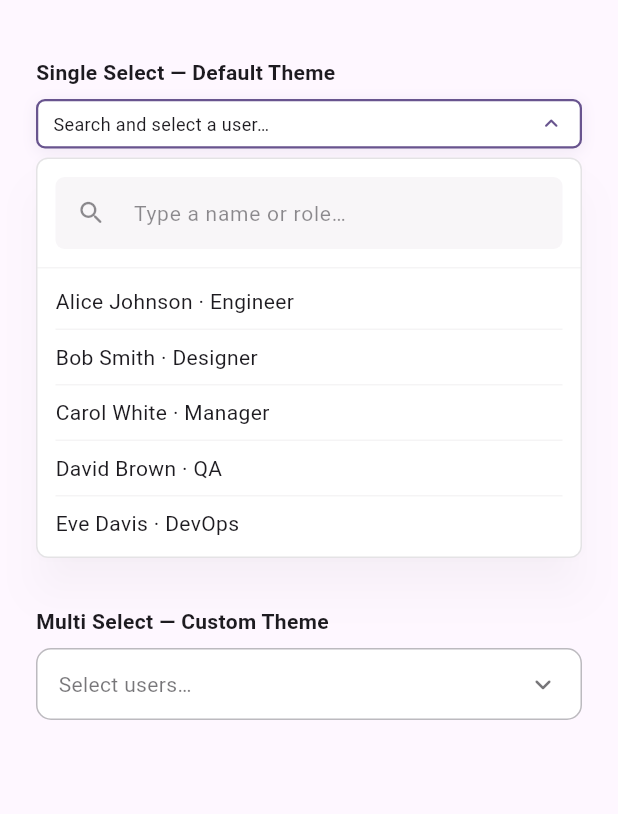
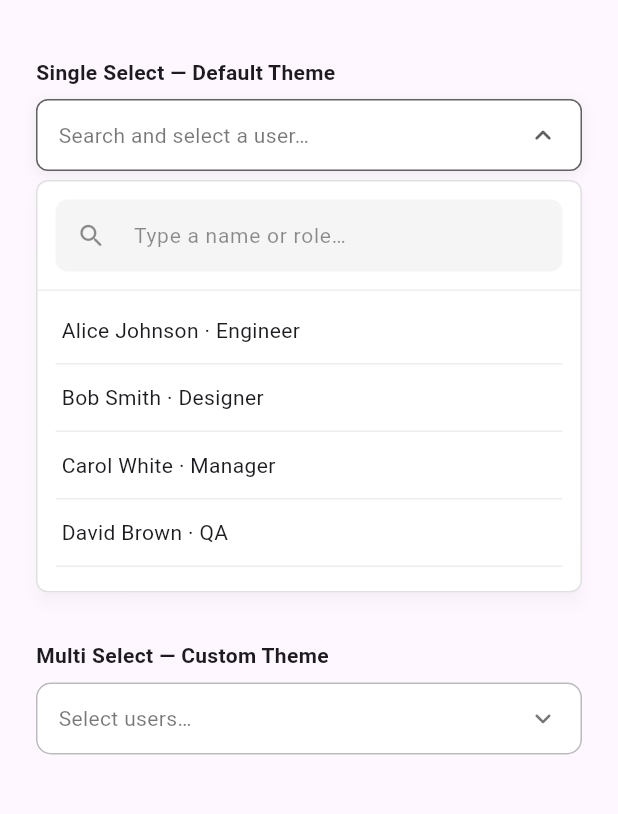
Before and after one commit to LidhinCS/dropdown_plus, a Flutter app: the screen it shows after launch, after a tap on "Search and select a user…", on a phone screen of 412 x 824 dp, the part 63-877 px from its top. Run offline on Flutter 3.47's test engine with Material 3 defaults, Android fonts, the light colour scheme and no system bars; our stand-ins replace flutter_bloc.

Commit message:
Fix(analyzer) (#1)
Co-authored-by: Lidhin C Sukumaran

````diff
--- a/example/analysis_options.yaml
+++ b/example/analysis_options.yaml
@@ -5,9 +5,9 @@
 # IDEs (https://dart.dev/tools#ides-and-editors). The analyzer can also be
 # invoked from the command line by running `flutter analyze`.
 
-# The following line activates a set of recommended lints for Flutter apps,
-# packages, and plugins designed to encourage good coding practices.
-include: package:flutter_lints/flutter.yaml
+# Note: we intentionally avoid `include: package:flutter_lints/flutter.yaml`
+# here because this example app has its own `pubspec.yaml` and may not have
+# `flutter_lints` available during analysis checks.
 
 linter:
   # The lint rules applied to this project can be customized in the
--- a/example/lib/main.dart
+++ b/example/lib/main.dart
@@ -129,7 +129,7 @@ class _ExamplePageState extends State<ExamplePage> {
               noResultsText: 'No users found',
               loadingText: 'Loading…',
               onSearch: _singleCubit.search,
-              themeStyle: DropdownPlusThemeStyle.compact,
+              themeStyle: DropdownPlusThemeStyle.minimal,
               onStateChange: _stateHandler,
               onSelectionChanged: (item) =>
                   setState(() => _selected = item as DropdownItem<User>),
@@ -160,17 +160,19 @@ class _ExamplePageState extends State<ExamplePage> {
               dropdownTheme: DropdownPlusTheme(
                 activeBorderColor: Colors.teal,
                 checkboxActiveColor: Colors.teal,
-                chipBackgroundColor: Colors.teal.withOpacity(0.1),
+                chipBackgroundColor: Colors.teal.withValues(alpha: 0.1),
                 chipTextStyle: const TextStyle(
                     color: Colors.teal, fontWeight: FontWeight.w600),
-                chipBorderColor: Colors.teal.withOpacity(0.4),
+                chipBorderColor: Colors.teal.withValues(alpha: 0.4),
                 selectedItemTextStyle: const TextStyle(
                     color: Colors.teal, fontWeight: FontWeight.bold),
-                selectedItemBackgroundColor: Colors.teal.withOpacity(0.08),
+                selectedItemBackgroundColor:
+                    Colors.teal.withValues(alpha: 0.08),
                 loadingIndicatorColor: Colors.teal,
                 selectAllTextStyle: const TextStyle(
                     color: Colors.teal, fontWeight: FontWeight.bold),
-                selectedCountBackgroundColor: Colors.teal.withOpacity(0.15),
+                selectedCountBackgroundColor:
+                    Colors.teal.withValues(alpha: 0.15),
                 selectedCountTextStyle: const TextStyle(
                     color: Colors.teal, fontWeight: FontWeight.w600),
               ),
--- a/lib/src/models/dropdown_plus_theme.dart
+++ b/lib/src/models/dropdown_plus_theme.dart
@@ -16,7 +16,7 @@ import 'package:flutter/material.dart';
 ///   hintStyle: TextStyle(color: Colors.white54),
 ///   itemTextStyle: TextStyle(color: Colors.white),
 ///   selectedItemTextStyle: TextStyle(color: Colors.blueAccent, fontWeight: FontWeight.bold),
-///   chipBackgroundColor: Colors.blueAccent.withOpacity(0.2),
+///   chipBackgroundColor: Colors.blueAccent.withValues(alpha: 0.2),
 ///   chipTextStyle: TextStyle(color: Colors.blueAccent),
 ///   borderRadius: 8,
 ///   checkboxActiveColor: Colors.blueAccent,
--- a/lib/src/widgets/multi_select_dropdown_plus.dart
+++ b/lib/src/widgets/multi_select_dropdown_plus.dart
@@ -41,7 +41,7 @@ import '../models/dropdown_plus_theme_style.dart';
 ///       setState(() => _selected = items.map((e) => e.value).toList()),
 /// )
 /// ```
-class MultiSelectDropdownPlus<C extends StateStreamableSource<S>, S>
+class MultiSelectDropdownPlus<C extends BlocBase<S>, S>
     extends StatefulWidget {
   const MultiSelectDropdownPlus({
     required this.cubit,
@@ -138,7 +138,7 @@ const double _triggerAndGapEstimate = 70.0;
 /// Minimum panel height so the list area remains usable when space is tight.
 const double _minPanelHeight = 120.0;
 
-class _MultiSelectDropdownPlusState<C extends StateStreamableSource<S>, S>
+class _MultiSelectDropdownPlusState<C extends BlocBase<S>, S>
     extends State<MultiSelectDropdownPlus<C, S>> {
   List<DropdownItem<dynamic>> _items = [];
   List<DropdownItem<dynamic>> _cache = [];
@@ -231,13 +231,13 @@ class _MultiSelectDropdownPlusState<C extends StateStreamableSource<S>, S>
         const DropdownPlusTheme();
     final cs = Theme.of(context).colorScheme;
 
-    final borderCol = t.borderColor ?? cs.outline.withOpacity(0.5);
+    final borderCol = t.borderColor ?? cs.outline.withValues(alpha: 0.5);
     final activeBorderCol = t.activeBorderColor ?? cs.primary;
-    final divCol = t.dividerColor ?? cs.outline.withOpacity(0.1);
+    final divCol = t.dividerColor ?? cs.outline.withValues(alpha: 0.1);
     final loadCol = t.loadingIndicatorColor ?? cs.primary;
     final arrowCol = _isOpen
         ? activeBorderCol
-        : (t.arrowIconColor ?? cs.onSurface.withOpacity(0.6));
+        : (t.arrowIconColor ?? cs.onSurface.withValues(alpha: 0.6));
 
     return BlocProvider<C>(
       create: (_) => widget.cubit,
@@ -306,7 +306,7 @@ class _MultiSelectDropdownPlusState<C extends StateStreamableSource<S>, S>
           boxShadow: _isOpen
               ? [
                   BoxShadow(
-                    color: activeBorderCol.withOpacity(0.1),
+                    color: activeBorderCol.withValues(alpha: 0.1),
                     blurRadius: 8,
                     offset: const Offset(0, 2),
                   ),
@@ -347,7 +347,7 @@ class _MultiSelectDropdownPlusState<C extends StateStreamableSource<S>, S>
         style: t.hintStyle ??
             TextStyle(
                 fontSize: 14,
-                color: cs.onSurface.withOpacity(0.6),
+                color: cs.onSurface.withValues(alpha: 0.6),
                 fontWeight: FontWeight.w400),
       );
     }
@@ -371,7 +371,7 @@ class _MultiSelectDropdownPlusState<C extends StateStreamableSource<S>, S>
               padding: const EdgeInsets.only(top: 6),
               child: Material(
                 elevation: t.menuElevation,
-                shadowColor: Colors.black.withOpacity(0.15),
+                shadowColor: Colors.black.withValues(alpha: 0.15),
                 borderRadius: BorderRadius.circular(t.menuBorderRadius),
                 color: t.menuBackgroundColor ?? Colors.white,
                 child: Container(
@@ -379,7 +379,7 @@ class _MultiSelectDropdownPlusState<C extends StateStreamableSource<S>, S>
                   decoration: BoxDecoration(
                     borderRadius: BorderRadius.circular(t.menuBorderRadius),
                     border: Border.all(
-                      color: t.menuBorderColor ?? cs.outline.withOpacity(0.2),
+                      color: t.menuBorderColor ?? cs.outline.withValues(alpha: 0.2),
                     ),
                   ),
                   child: Column(
@@ -404,7 +404,7 @@ class _MultiSelectDropdownPlusState<C extends StateStreamableSource<S>, S>
       child: Container(
         decoration: BoxDecoration(
           color: t.searchBarBackgroundColor ??
-              cs.surfaceContainerHighest.withOpacity(0.3),
+              cs.surfaceContainerHighest.withValues(alpha: 0.3),
           borderRadius: BorderRadius.circular(t.searchBarBorderRadius),
         ),
         child: TextField(
@@ -413,10 +413,10 @@ class _MultiSelectDropdownPlusState<C extends StateStreamableSource<S>, S>
           decoration: InputDecoration(
             hintText: widget.searchHint ?? 'Search…',
             hintStyle: t.searchHintStyle ??
-                TextStyle(fontSize: 14, color: cs.onSurface.withOpacity(0.5)),
+                TextStyle(fontSize: 14, color: cs.onSurface.withValues(alpha: 0.5)),
             prefixIcon: Icon(Icons.search_rounded,
                 size: 20,
-                color: t.searchIconColor ?? cs.onSurface.withOpacity(0.5)),
+                color: t.searchIconColor ?? cs.onSurface.withValues(alpha: 0.5)),
             border: InputBorder.none,
             contentPadding: const EdgeInsets.symmetric(vertical: 12),
           ),
@@ -436,7 +436,7 @@ class _MultiSelectDropdownPlusState<C extends StateStreamableSource<S>, S>
       padding: const EdgeInsets.symmetric(horizontal: 12, vertical: 10),
       decoration: BoxDecoration(
         color: t.headerBackgroundColor ??
-            cs.surfaceContainerHighest.withOpacity(0.3),
+            cs.surfaceContainerHighest.withValues(alpha: 0.3),
         border: Border(
           bottom: BorderSide(color: divCol),
         ),
@@ -471,7 +471,7 @@ class _MultiSelectDropdownPlusState<C extends StateStreamableSource<S>, S>
                       const EdgeInsets.symmetric(horizontal: 8, vertical: 4),
                   decoration: BoxDecoration(
                     color: t.selectedCountBackgroundColor ??
-                        cs.primary.withOpacity(0.1),
+                        cs.primary.withValues(alpha: 0.1),
                     borderRadius: BorderRadius.circular(12),
                   ),
                   child: Text(
@@ -490,7 +490,7 @@ class _MultiSelectDropdownPlusState<C extends StateStreamableSource<S>, S>
                   _searchController.clear();
                 },
                 child: Icon(Icons.close_rounded,
-                    size: 20, color: cs.onSurface.withOpacity(0.6)),
+                    size: 20, color: cs.onSurface.withValues(alpha: 0.6)),
               ),
             ],
           ),
@@ -527,7 +527,7 @@ class _MultiSelectDropdownPlusState<C extends StateStreamableSource<S>, S>
                 decoration: BoxDecoration(
                   color: isSelected
                       ? (t.selectedItemBackgroundColor ??
-                          cs.primaryContainer.withOpacity(0.3))
+                          cs.primaryContainer.withValues(alpha: 0.3))
                       : Colors.transparent,
                   borderRadius: BorderRadius.circular(8),
                 ),
@@ -560,19 +560,19 @@ class _MultiSelectDropdownPlusState<C extends StateStreamableSource<S>, S>
               Text(widget.loadingText!,
                   style: t.loadingTextStyle ??
                       TextStyle(
-                          fontSize: 13, color: cs.onSurface.withOpacity(0.6))),
+                          fontSize: 13, color: cs.onSurface.withValues(alpha: 0.6))),
             ],
           ] else ...[
             Icon(Icons.search_off_rounded,
                 size: 48,
-                color: t.noResultsIconColor ?? cs.onSurface.withOpacity(0.4)),
+                color: t.noResultsIconColor ?? cs.onSurface.withValues(alpha: 0.4)),
             const SizedBox(height: 12),
             Text(
               widget.noResultsText ?? 'No items found',
               style: t.noResultsTextStyle ??
                   TextStyle(
                       fontSize: 14,
-                      color: cs.onSurface.withOpacity(0.6),
+                      color: cs.onSurface.withValues(alpha: 0.6),
                       fontWeight: FontWeight.w500),
             ),
           ],
@@ -621,12 +621,12 @@ class _MultiSelectDropdownPlusState<C extends StateStreamableSource<S>, S>
       decoration: BoxDecoration(
         color: isCount
             ? (t.countChipBackgroundColor ?? cs.surfaceContainerHighest)
-            : (t.chipBackgroundColor ?? cs.primary.withOpacity(0.1)),
+            : (t.chipBackgroundColor ?? cs.primary.withValues(alpha: 0.1)),
         borderRadius: BorderRadius.circular(t.chipBorderRadius),
         border: Border.all(
           color: isCount
-              ? (t.chipBorderColor ?? cs.outline.withOpacity(0.3))
-              : (t.chipBorderColor ?? cs.primary.withOpacity(0.3)),
+              ? (t.chipBorderColor ?? cs.outline.withValues(alpha: 0.3))
+              : (t.chipBorderColor ?? cs.primary.withValues(alpha: 0.3)),
         ),
       ),
       child: Row(
@@ -639,7 +639,7 @@ class _MultiSelectDropdownPlusState<C extends StateStreamableSource<S>, S>
                   ? (t.countChipTextStyle ??
                       TextStyle(
                           fontSize: 12,
-                          color: cs.onSurface.withOpacity(0.7),
+                          color: cs.onSurface.withValues(alpha: 0.7),
                           fontWeight: FontWeight.w500))
                   : (t.chipTextStyle ??
                       TextStyle(
@@ -657,7 +657,7 @@ class _MultiSelectDropdownPlusState<C extends StateStreamableSource<S>, S>
               child: Container(
                 padding: const EdgeInsets.all(2),
                 decoration: BoxDecoration(
-                  color: (t.chipDeleteIconColor ?? cs.primary).withOpacity(0.2),
+                  color: (t.chipDeleteIconColor ?? cs.primary).withValues(alpha: 0.2),
                   shape: BoxShape.circle,
                 ),
                 child: Icon(
@@ -682,7 +682,7 @@ class _MultiSelectDropdownPlusState<C extends StateStreamableSource<S>, S>
     bool isSelected,
   ) {
     final activeCol = t.checkboxActiveColor ?? cs.primary;
-    final inactiveCol = t.checkboxBorderColor ?? cs.outline.withOpacity(0.4);
+    final inactiveCol = t.checkboxBorderColor ?? cs.outline.withValues(alpha: 0.4);
 
     return Row(
       children: [
--- a/lib/src/widgets/searchable_dropdown_plus.dart
+++ b/lib/src/widgets/searchable_dropdown_plus.dart
@@ -46,7 +46,7 @@ import '../models/dropdown_plus_theme_style.dart';
 ///   ...
 /// )
 /// ```
-class SearchableDropdownPlus<C extends StateStreamableSource<S>, S>
+class SearchableDropdownPlus<C extends BlocBase<S>, S>
     extends StatefulWidget {
   const SearchableDropdownPlus({
     required this.cubit,
@@ -146,7 +146,7 @@ class SearchableDropdownPlus<C extends StateStreamableSource<S>, S>
       _SearchableDropdownPlusState<C, S>();
 }
 
-class _SearchableDropdownPlusState<C extends StateStreamableSource<S>, S>
+class _SearchableDropdownPlusState<C extends BlocBase<S>, S>
     extends State<SearchableDropdownPlus<C, S>> {
   List<DropdownItem<dynamic>> _items = [];
   List<DropdownItem<dynamic>> _cache = [];
@@ -220,14 +220,14 @@ class _SearchableDropdownPlusState<C extends StateStreamableSource<S>, S>
         const DropdownPlusTheme();
     final cs = Theme.of(context).colorScheme;
 
-    final borderCol = t.borderColor ?? cs.outline.withOpacity(0.5);
+    final borderCol = t.borderColor ?? cs.outline.withValues(alpha: 0.5);
     final activeBorderCol = t.activeBorderColor ?? cs.primary;
-    final divCol = t.dividerColor ?? cs.outline.withOpacity(0.08);
+    final divCol = t.dividerColor ?? cs.outline.withValues(alpha: 0.08);
     final loadCol = t.loadingIndicatorColor ?? cs.primary;
-    final noResIconCol = t.noResultsIconColor ?? cs.onSurface.withOpacity(0.4);
+    final noResIconCol = t.noResultsIconColor ?? cs.onSurface.withValues(alpha: 0.4);
     final arrowCol = _isOpen
         ? activeBorderCol
-        : (t.arrowIconColor ?? cs.onSurface.withOpacity(0.6));
+        : (t.arrowIconColor ?? cs.onSurface.withValues(alpha: 0.6));
 
     return BlocProvider<C>(
       create: (_) => widget.cubit,
@@ -286,7 +286,7 @@ class _SearchableDropdownPlusState<C extends StateStreamableSource<S>, S>
           boxShadow: _isOpen
               ? [
                   BoxShadow(
-                    color: activeBorderCol.withOpacity(0.1),
+                    color: activeBorderCol.withValues(alpha: 0.1),
                     blurRadius: 8,
                     offset: const Offset(0, 2),
                   ),
@@ -326,7 +326,7 @@ class _SearchableDropdownPlusState<C extends StateStreamableSource<S>, S>
         style: t.hintStyle ??
             TextStyle(
                 fontSize: 14,
-                color: cs.onSurface.withOpacity(0.6),
+                color: cs.onSurface.withValues(alpha: 0.6),
                 fontWeight: FontWeight.w400),
       );
     }
@@ -358,7 +358,7 @@ class _SearchableDropdownPlusState<C extends StateStreamableSource<S>, S>
               padding: const EdgeInsets.only(top: 6),
               child: Material(
                 elevation: t.menuElevation,
-                shadowColor: Colors.black.withOpacity(0.15),
+                shadowColor: Colors.black.withValues(alpha: 0.15),
                 borderRadius: BorderRadius.circular(t.menuBorderRadius),
                 color: t.menuBackgroundColor ?? Colors.white,
                 child: Container(
@@ -366,7 +366,7 @@ class _SearchableDropdownPlusState<C extends StateStreamableSource<S>, S>
                   decoration: BoxDecoration(
                     borderRadius: BorderRadius.circular(t.menuBorderRadius),
                     border: Border.all(
-                      color: t.menuBorderColor ?? cs.outline.withOpacity(0.2),
+                      color: t.menuBorderColor ?? cs.outline.withValues(alpha: 0.2),
                     ),
                   ),
                   child: Column(
@@ -390,7 +390,7 @@ class _SearchableDropdownPlusState<C extends StateStreamableSource<S>, S>
       child: Container(
         decoration: BoxDecoration(
           color: t.searchBarBackgroundColor ??
-              cs.surfaceContainerHighest.withOpacity(0.3),
+              cs.surfaceContainerHighest.withValues(alpha: 0.3),
           borderRadius: BorderRadius.circular(t.searchBarBorderRadius),
         ),
         child: TextField(
@@ -399,10 +399,10 @@ class _SearchableDropdownPlusState<C extends StateStreamableSource<S>, S>
           decoration: InputDecoration(
             hintText: widget.searchHint ?? 'Search…',
             hintStyle: t.searchHintStyle ??
-                TextStyle(fontSize: 14, color: cs.onSurface.withOpacity(0.5)),
+                TextStyle(fontSize: 14, color: cs.onSurface.withValues(alpha: 0.5)),
             prefixIcon: Icon(Icons.search_rounded,
                 size: 20,
-                color: t.searchIconColor ?? cs.onSurface.withOpacity(0.5)),
+                color: t.searchIconColor ?? cs.onSurface.withValues(alpha: 0.5)),
             border: InputBorder.none,
             contentPadding: const EdgeInsets.symmetric(vertical: 12),
           ),
@@ -456,7 +456,7 @@ class _SearchableDropdownPlusState<C extends StateStreamableSource<S>, S>
                   decoration: BoxDecoration(
                     color: isSelected
                         ? (t.selectedItemBackgroundColor ??
-                            cs.primaryContainer.withOpacity(0.3))
+                            cs.primaryContainer.withValues(alpha: 0.3))
                         : Colors.transparent,
                     borderRadius: BorderRadius.circular(8),
                   ),
@@ -491,7 +491,7 @@ class _SearchableDropdownPlusState<C extends StateStreamableSource<S>, S>
                   widget.loadingText!,
                   style: t.loadingTextStyle ??
                       TextStyle(
-                          fontSize: 13, color: cs.onSurface.withOpacity(0.6)),
+                          fontSize: 13, color: cs.onSurface.withValues(alpha: 0.6)),
                 ),
               ),
           ],
@@ -513,7 +513,7 @@ class _SearchableDropdownPlusState<C extends StateStreamableSource<S>, S>
                 textAlign: TextAlign.center,
                 style: t.noResultsTextStyle ??
                     TextStyle(
-                        fontSize: 13, color: cs.onSurface.withOpacity(0.6)),
+                        fontSize: 13, color: cs.onSurface.withValues(alpha: 0.6)),
               ),
             ),
         ],
````
Also changed, not shown: pubspec.yaml (+3 -6 lines), example/pubspec.lock, pubspec.lock, 4 other files.
